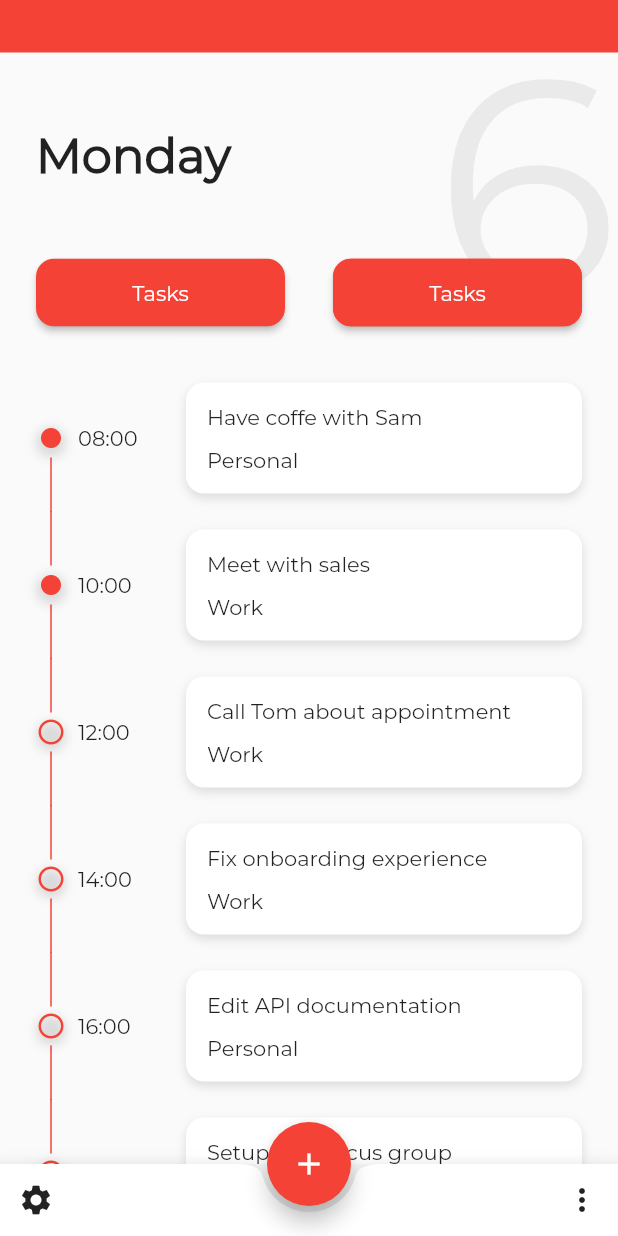
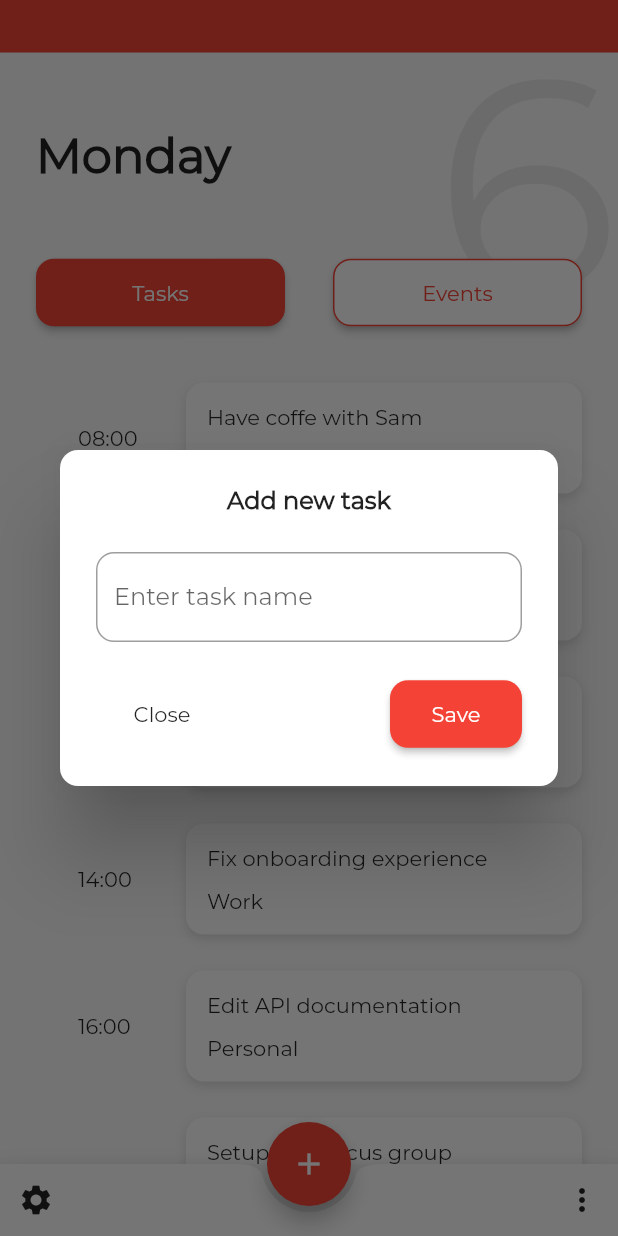
Before and after one commit to robbyrahmana/todoApp, a Flutter app: the screen it shows after launch, after a tap on the "add" icon, on a phone screen of 412 x 824 dp. Run offline on Flutter 3.47's test engine with Material 2 defaults, Android fonts, the phone set to English and light mode, and no system bars.

Commit message:
Part 3. Add page

```diff
--- a/lib/main.dart
+++ b/lib/main.dart
@@ -1,6 +1,9 @@
 import 'package:flutter/material.dart';
+import 'package:todoapp/pages/add_event_page.dart';
+import 'package:todoapp/pages/add_task_page.dart';
 import 'package:todoapp/pages/event_page.dart';
 import 'package:todoapp/pages/task_page.dart';
+import 'package:todoapp/widgets/custom_button.dart';
 
 void main() => runApp(MyApp());
 
@@ -43,7 +46,17 @@ class _MyHomePageState extends State<MyHomePage> {
         ],
       ),
       floatingActionButton: FloatingActionButton(
-        onPressed: () {},
+        onPressed: () {
+          showDialog(
+              barrierDismissible: false,
+              context: context,
+              builder: (BuildContext context) {
+                return Dialog(
+                    child: AddTaskPage(),
+                    shape: RoundedRectangleBorder(
+                        borderRadius: BorderRadius.all(Radius.circular(12))));
+              });
+        },
         child: Icon(Icons.add),
       ),
       floatingActionButtonLocation: FloatingActionButtonLocation.centerDocked,
@@ -92,31 +105,23 @@ class _MyHomePageState extends State<MyHomePage> {
     return Row(
       children: <Widget>[
         Expanded(
-          child: MaterialButton(
-            onPressed: () {},
-            shape: RoundedRectangleBorder(
-                borderRadius: BorderRadius.circular(12)),
-            color: Theme.of(context).accentColor,
-            textColor: Colors.white,
-            padding: const EdgeInsets.all(14.0),
-            child: Text("Tasks"),
-          ),
-        ),
+            child: CustomButton(
+          onPressed: () {},
+          buttonText: "Tasks",
+          color: Theme.of(context).accentColor,
+          textColor: Colors.white,
+        )),
         SizedBox(
           width: 32,
         ),
         Expanded(
-          child: MaterialButton(
-            onPressed: () {},
-            shape: RoundedRectangleBorder(
-                side: BorderSide(color: Theme.of(context).accentColor),
-                borderRadius: BorderRadius.circular(12)),
-            color: Theme.of(context).accentColor,
-            textColor: Colors.white,
-            padding: const EdgeInsets.all(14.0),
-            child: Text("Tasks"),
-          ),
-        ),
+            child: CustomButton(
+          onPressed: () {},
+          buttonText: "Events",
+          color: Colors.white,
+          textColor: Theme.of(context).accentColor,
+          borderColor: Theme.of(context).accentColor,
+        ))
       ],
     );
   }
--- /dev/null
+++ b/lib/pages/add_task_page.dart
@@ -0,0 +1,55 @@
+import 'package:flutter/material.dart';
+import 'package:todoapp/widgets/custom_button.dart';
+import 'package:todoapp/widgets/custom_textfield.dart';
+
+class AddTaskPage extends StatefulWidget {
+  @override
+  _AddTaskPageState createState() => _AddTaskPageState();
+}
+
+class _AddTaskPageState extends State<AddTaskPage> {
+  @override
+  Widget build(BuildContext context) {
+    return Padding(
+      padding: const EdgeInsets.all(24.0),
+      child: Column(
+        mainAxisSize: MainAxisSize.min,
+        children: <Widget>[
+          Center(
+              child: Text(
+            "Add new task",
+            style: TextStyle(fontWeight: FontWeight.bold, fontSize: 16),
+          )),
+          SizedBox(
+            height: 24,
+          ),
+          CustomTextField(labelText: 'Enter task name'),
+          SizedBox(
+            height: 24,
+          ),
+          _actionButton(context)
+        ],
+      ),
+    );
+  }
+
+  Widget _actionButton(BuildContext context) {
+    return Row(
+      mainAxisAlignment: MainAxisAlignment.spaceBetween,
+      children: <Widget>[
+        CustomButton(
+          onPressed: () {
+            Navigator.of(context).pop();
+          },
+          buttonText: "Close",
+        ),
+        CustomButton(
+          onPressed: () {},
+          buttonText: "Save",
+          color: Theme.of(context).accentColor,
+          textColor: Colors.white,
+        )
+      ],
+    );
+  }
+}
--- /dev/null
+++ b/lib/widgets/custom_button.dart
@@ -0,0 +1,30 @@
+import 'package:flutter/material.dart';
+
+class CustomButton extends StatelessWidget {
+  final VoidCallback onPressed;
+  final String buttonText;
+  final Color color;
+  final Color textColor;
+  final Color borderColor;
+
+  CustomButton(
+      {@required this.onPressed,
+      @required this.buttonText,
+      this.color,
+      this.textColor,
+      this.borderColor = Colors.transparent});
+
+  @override
+  Widget build(BuildContext context) {
+    return MaterialButton(
+      onPressed: onPressed,
+      shape: RoundedRectangleBorder(
+          side: BorderSide(color: borderColor),
+          borderRadius: BorderRadius.circular(12)),
+      color: color,
+      textColor: textColor,
+      padding: const EdgeInsets.all(14.0),
+      child: Text(buttonText),
+    );
+  }
+}
--- /dev/null
+++ b/lib/widgets/custom_textfield.dart
@@ -0,0 +1,17 @@
+import 'package:flutter/material.dart';
+
+class CustomTextField extends StatelessWidget {
+  final String labelText;
+
+  CustomTextField({@required this.labelText});
+
+  @override
+  Widget build(BuildContext context) {
+    return TextField(
+      decoration: InputDecoration(
+          border: OutlineInputBorder(
+              borderRadius: BorderRadius.all(Radius.circular(12))),
+          labelText: labelText),
+    );
+  }
+}
```
Also changed, not shown: lib/pages/add_event_page.dart (added, +107 -0 lines).
